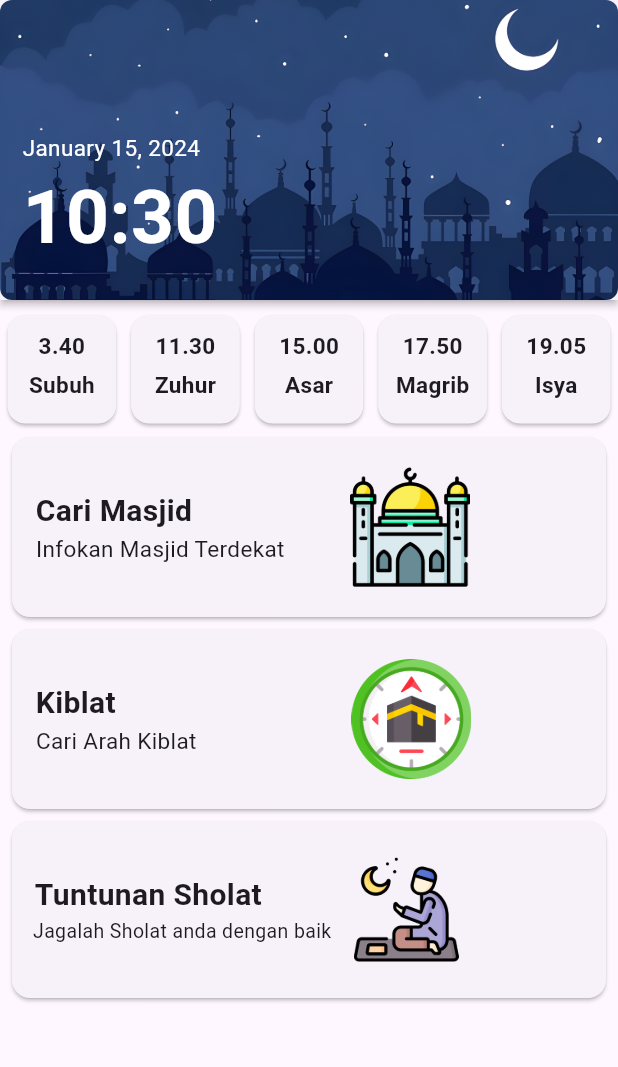
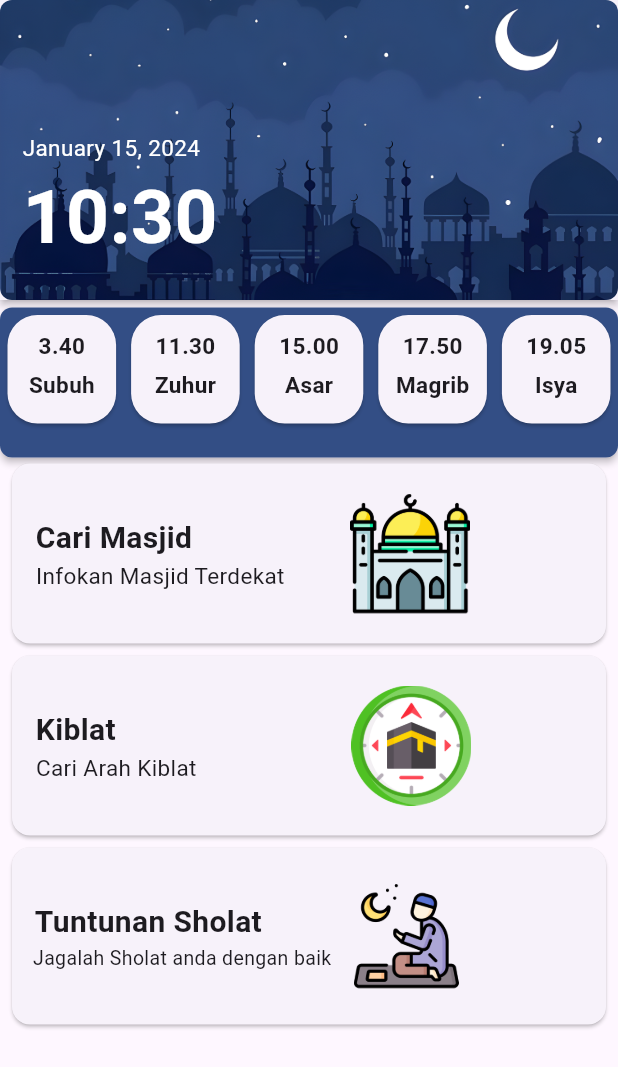
Before and after one commit to Bekicot123/SholatKuy, a Flutter app: the screen it shows after launch, on a phone screen of 412 x 824 dp. Shown: the top 1067 px of the screen. Run offline on Flutter 3.47's test engine with Material 3 defaults, Android fonts, the phone set to English and light mode, and no system bars; our stand-ins replace flutter_map, flutter_svg, geolocator, latlong2; missing offline and left inert: flutter_qiblah.

Commit message:
update hamepage

```diff
--- a/lib/Page/homapage.dart
+++ b/lib/Page/homapage.dart
@@ -4,7 +4,6 @@ import 'package:intl/intl.dart';
 import 'Kiblat.dart';
 import 'Masjid.dart';
 import 'TuntunanSholat.dart';
-
 
 class MyClockWidget extends StatefulWidget {
   @override
@@ -38,22 +37,7 @@ class _MyClockWidgetState extends State<MyClockWidget> {
         child: SingleChildScrollView(
           child: Column(
             children: [
-
-              // Image.asset("lib/Image/masjid.png"),
-              // Text(DateFormat.yMMMMd().add_Hm().format(DateTime.now())),
-
-              // SizedBox(
-              //   height: 16,
-              // ),
-              // // Text(
-              // //   "Checklist Sholat",textAlign: TextAlign.left,
-              // //   style: TextStyle( fontSize: 20, color: Colors.blue),
-              // // ),
-              // SizedBox(
-              //   height: 5,
-              // ),
               Card(
-
                 margin: const EdgeInsets.all(0),
                 elevation: 2,
                 shape: RoundedRectangleBorder(
@@ -64,13 +48,13 @@ class _MyClockWidgetState extends State<MyClockWidget> {
                   height: 200,
                   decoration: BoxDecoration(
                     image: DecorationImage(
-                      image: AssetImage('lib/Image/masjid.png'), // Ganti dengan path gambar Anda
+                      image: AssetImage('lib/Image/masjid.png'),
+                      // Ganti dengan path gambar Anda
                       fit: BoxFit.cover, // Sesuaikan dengan kebutuhan Anda
                     ),
                     borderRadius: BorderRadius.circular(8),
                   ),
                   child: InkWell(
-
                     child: Column(
                       mainAxisSize: MainAxisSize.max,
                       mainAxisAlignment: MainAxisAlignment.start,
@@ -88,10 +72,12 @@ class _MyClockWidgetState extends State<MyClockWidget> {
                         ),
                         Padding(
                           padding: const EdgeInsets.only(left: 15),
-                          child: Text(
-                              DateFormat.Hm().format(DateTime.now()),
-                              style: TextStyle(fontSize: 50, color: Colors.white, fontWeight: FontWeight.bold,)
-                          ),
+                          child: Text(DateFormat.Hm().format(DateTime.now()),
+                              style: TextStyle(
+                                fontSize: 50,
+                                color: Colors.white,
+                                fontWeight: FontWeight.bold,
+                              )),
                         ),
                         SizedBox(
                           height: 35,
@@ -101,17 +87,37 @@ class _MyClockWidgetState extends State<MyClockWidget> {
                   ),
                 ),
               ),
-              SizedBox(height: 5,),
-              GridView.count(
+              SizedBox(
+                height: 5,
+              ),
+              Card(
+                margin: const EdgeInsets.all(0),
+                elevation: 2,
+                shape: RoundedRectangleBorder(
+                  borderRadius: BorderRadius.circular(8),
+                ),
+                child: Container(
+                  width: 1100,
+                  height: 100,
+                  decoration: BoxDecoration(
+                    borderRadius: BorderRadius.circular(8),
+                    color: Color(hexColor('#334E85')),
+                  ),
+                  child: GridView.count(
                     shrinkWrap: true,
-                  crossAxisCount:5,
+                    crossAxisCount: 5,
                     children: <Widget>[
                       Card(
                         margin: EdgeInsets.all(5),
+                        shape: RoundedRectangleBorder(
+                          borderRadius: BorderRadius.circular(20),
+                        ),
                         child: Column(
                           mainAxisSize: MainAxisSize.max,
                           children: <Widget>[
-                      SizedBox(height: 10,),
+                            SizedBox(
+                              height: 10,
+                            ),
                             Text(
                               "3.40",
                               style: TextStyle(
@@ -130,6 +136,9 @@ class _MyClockWidgetState extends State<MyClockWidget> {
                       ),
                       Card(
                         margin: EdgeInsets.all(5),
+                        shape: RoundedRectangleBorder(
+                          borderRadius: BorderRadius.circular(20),
+                        ),
                         child: Column(
                           mainAxisSize: MainAxisSize.min,
                           children: <Widget>[
@@ -152,6 +161,9 @@ class _MyClockWidgetState extends State<MyClockWidget> {
                       ),
                       Card(
                         margin: EdgeInsets.all(5),
+                        shape: RoundedRectangleBorder(
+                          borderRadius: BorderRadius.circular(20),
+                        ),
                         child: Column(
                           mainAxisSize: MainAxisSize.min,
                           children: <Widget>[
@@ -174,6 +186,9 @@ class _MyClockWidgetState extends State<MyClockWidget> {
                       ),
                       Card(
                         margin: EdgeInsets.all(5),
+                        shape: RoundedRectangleBorder(
+                          borderRadius: BorderRadius.circular(20),
+                        ),
                         child: Column(
                           mainAxisSize: MainAxisSize.min,
                           children: <Widget>[
@@ -196,6 +211,9 @@ class _MyClockWidgetState extends State<MyClockWidget> {
                       ),
                       Card(
                         margin: EdgeInsets.all(5),
+                        shape: RoundedRectangleBorder(
+                          borderRadius: BorderRadius.circular(20),
+                        ),
                         child: Column(
                           mainAxisSize: MainAxisSize.min,
                           children: <Widget>[
@@ -216,10 +234,13 @@ class _MyClockWidgetState extends State<MyClockWidget> {
                           ],
                         ),
                       ),
-              ],),
+                    ],
+                  ),
+                ),
+              ),
               SizedBox(height: 4),
               Card(
-                margin: const EdgeInsets.only(bottom: 8,left:8,right:8),
+                margin: const EdgeInsets.only(bottom: 8, left: 8, right: 8),
                 child: Row(
                   children: [
                     InkWell(
@@ -242,19 +263,26 @@ class _MyClockWidgetState extends State<MyClockWidget> {
                             style: TextStyle(
                                 fontSize: 20, fontWeight: FontWeight.bold),
                           ),
-                          Text("    Infokan Masjid Terdekat      ", style: TextStyle(fontSize: 15),),
+                          Text(
+                            "    Infokan Masjid Terdekat      ",
+                            style: TextStyle(fontSize: 15),
+                          ),
                           SizedBox(
                             height: 35,
                           ),
-
                         ],
                       ),
-                    ),SizedBox(
+                    ),
+                    SizedBox(
                       child: Column(
                         mainAxisAlignment: MainAxisAlignment.end,
                         crossAxisAlignment: CrossAxisAlignment.end,
                         children: [
-                          Image.asset('lib/Image/mosque.png',width: 120,height: 80,),
+                          Image.asset(
+                            'lib/Image/mosque.png',
+                            width: 120,
+                            height: 80,
+                          ),
                         ],
                       ),
                     )
@@ -262,15 +290,13 @@ class _MyClockWidgetState extends State<MyClockWidget> {
                 ),
               ),
               Card(
-                margin: const EdgeInsets.only(bottom: 8,left:8,right:8),
+                margin: const EdgeInsets.only(bottom: 8, left: 8, right: 8),
                 child: Row(
                   children: [
                     InkWell(
                       onTap: () {
-                        Navigator.push(
-                            context,
-                            MaterialPageRoute(
-                                builder: (context) =>  Kiblat()));
+                        Navigator.push(context,
+                            MaterialPageRoute(builder: (context) => Kiblat()));
                       },
                       child: Column(
                         mainAxisSize: MainAxisSize.max,
@@ -285,19 +311,26 @@ class _MyClockWidgetState extends State<MyClockWidget> {
                             style: TextStyle(
                                 fontSize: 20, fontWeight: FontWeight.bold),
                           ),
-                          Text("    Cari Arah Kiblat                     ", style: TextStyle(fontSize: 15),),
+                          Text(
+                            "    Cari Arah Kiblat                     ",
+                            style: TextStyle(fontSize: 15),
+                          ),
                           SizedBox(
                             height: 35,
                           ),
-
                         ],
                       ),
-                    ),SizedBox(
+                    ),
+                    SizedBox(
                       child: Column(
                         mainAxisAlignment: MainAxisAlignment.end,
                         crossAxisAlignment: CrossAxisAlignment.end,
                         children: [
-                          Image.asset('lib/Image/qibla.png',width: 120,height: 80,),
+                          Image.asset(
+                            'lib/Image/qibla.png',
+                            width: 120,
+                            height: 80,
+                          ),
                         ],
                       ),
                     )
@@ -305,7 +338,7 @@ class _MyClockWidgetState extends State<MyClockWidget> {
                 ),
               ),
               Card(
-                margin: const EdgeInsets.only(bottom: 8,left:8,right:8),
+                margin: const EdgeInsets.only(bottom: 8, left: 8, right: 8),
                 child: Row(
                   children: [
                     InkWell(
@@ -328,20 +361,26 @@ class _MyClockWidgetState extends State<MyClockWidget> {
                             style: TextStyle(
                                 fontSize: 20, fontWeight: FontWeight.bold),
                           ),
-                          Text("    Jagalah Sholat anda dengan baik", style: TextStyle(fontSize: 13),),
+                          Text(
+                            "    Jagalah Sholat anda dengan baik",
+                            style: TextStyle(fontSize: 13),
+                          ),
                           SizedBox(
                             height: 35,
                           ),
-
                         ],
                       ),
-                    ),SizedBox(
-
+                    ),
+                    SizedBox(
                       child: Column(
                         mainAxisAlignment: MainAxisAlignment.end,
                         crossAxisAlignment: CrossAxisAlignment.end,
                         children: [
-                          Image.asset('lib/Image/praying.png',width: 100,height: 70,),
+                          Image.asset(
+                            'lib/Image/praying.png',
+                            width: 100,
+                            height: 70,
+                          ),
                         ],
                       ),
                     )
@@ -355,3 +394,10 @@ class _MyClockWidgetState extends State<MyClockWidget> {
     );
   }
 }
+
+int hexColor(String color) {
+  String newColor = '0xff' + color;
+  newColor = newColor.replaceAll('#', '');
+  int finalColor = int.parse(newColor);
+  return finalColor;
+}
--- a/pubspec.yaml
+++ b/pubspec.yaml
@@ -38,11 +38,13 @@ dependencies:
   # Use with the CupertinoIcons class for iOS style icons.
   cupertino_icons: ^1.0.2
   flutter_qiblah: ^2.2.0
-  flutter_svg: ^0.21.0-nullsafety.0
+  flutter_svg: ^2.0.9
   geolocator: ^9.0.1
   intl: ^0.19.0
   latlong2: ^0.9.0
   flutter_map: ^6.1.0
+  flutter_local_notifications: ^16.3.0
+
 
 dev_dependencies:
   flutter_test:
```
Also changed, not shown: lib/Component/notification.dart (added, +61 -0 lines), pubspec.lock. Lines whose indentation alone changed are shown as unchanged.
